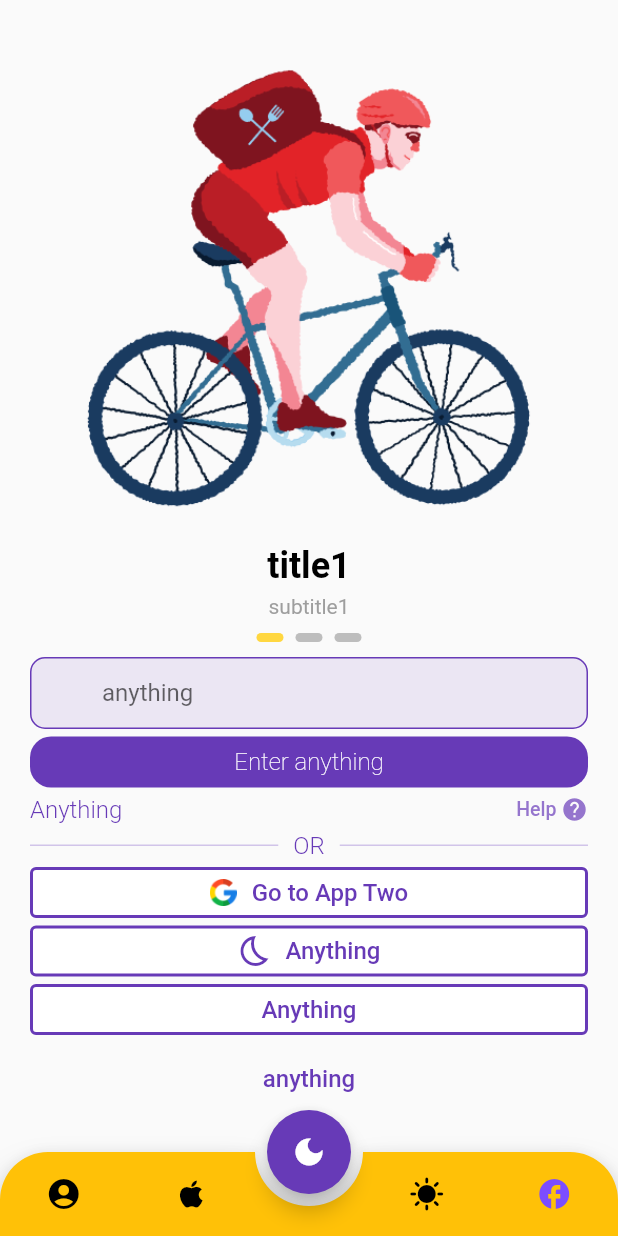
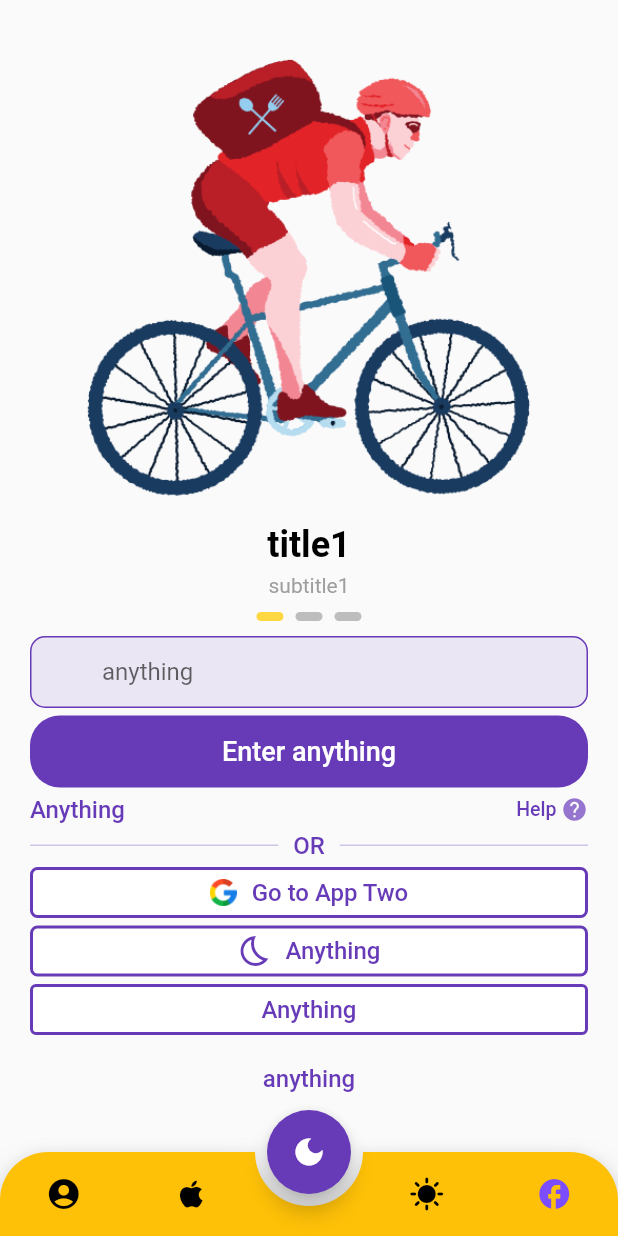
Before and after one commit to MahmoudFathiAhmed/reusable-components-ONGOING-, a Flutter app: the screen it shows after launch, item 4 of the bottom bar chosen, on a phone screen of 412 x 824 dp. Run offline on Flutter 3.47's test engine with Material 2 defaults, Android fonts, the phone set to English and light mode, and no system bars; drawn by our look-alikes of animated_bottom_navigation_bar; our stand-ins replace flutter_svg.

Commit message:
minor enhancements

```diff
--- a/lib/app_pract_1.dart
+++ b/lib/app_pract_1.dart
@@ -1,15 +1,15 @@
 import 'package:flutter/material.dart';
 import 'package:my_reusable_components/app_pract_2.dart';
 import 'package:my_reusable_components/resources/asset_manager.dart';
-import 'package:my_reusable_components/widgets/default_button.dart';
-import 'package:my_reusable_components/widgets/default_outlined_button.dart';
-import 'package:my_reusable_components/widgets/default_text_button.dart';
-import 'package:my_reusable_components/widgets/default_text_form_field.dart';
-import 'package:my_reusable_components/widgets/header_with_icon.dart';
-import 'package:my_reusable_components/widgets/line_with_text_spacer.dart';
-import 'package:my_reusable_components/widgets/onboarding_content.dart';
-import 'package:my_reusable_components/widgets/outlined_button_with_icon.dart';
-import 'package:my_reusable_components/widgets/outlined_button_with_image.dart';
+import 'package:my_reusable_components/widgets/buttons/default_button.dart';
+import 'package:my_reusable_components/widgets/buttons/default_outlined_button.dart';
+import 'package:my_reusable_components/widgets/buttons/default_text_button.dart';
+import 'package:my_reusable_components/widgets/formfield/default_text_form_field.dart';
+import 'package:my_reusable_components/widgets/headers/header_with_icon.dart';
+import 'package:my_reusable_components/widgets/spacers/line_with_text_spacer.dart';
+import 'package:my_reusable_components/widgets/onboarding/onboarding_content.dart';
+import 'package:my_reusable_components/widgets/buttons/outlined_button_with_icon.dart';
+import 'package:my_reusable_components/widgets/buttons/outlined_button_with_image.dart';
 
 class AppOne extends StatefulWidget {
   const  AppOne({Key? key}) : super(key: key);
@@ -84,15 +84,13 @@ class _AppOneState extends State<AppOne> {
                   ],
                 ),
               ),
-              const SizedBox(height: 10,),
+              const SizedBox(height: 10),
               //indicator
               Row(
                 mainAxisAlignment: MainAxisAlignment.center,
                 children: _buildPageIndicator(numPages: 3),
               ),
-              const SizedBox(
-                height: 10,
-              ),
+              const SizedBox(height: 10),
               DefaultTextFormField(
                 label: 'anything',
                 radius: 10,
@@ -107,47 +105,34 @@ class _AppOneState extends State<AppOne> {
                 fillColor: Colors.deepPurple.withOpacity(0.1),
                 isFilled: true,
               ),
-              const SizedBox(
-                height: 5,
-              ),
+              const SizedBox(height: 5),
               DefaultButton(
                 backgroundColor: Colors.deepPurple,
                 text: 'Enter anything',
-                fontSize: 16,
                 textColor: Colors.white,
                 onclick: () {
                   if(formKey.currentState!.validate()){
-
                   }
                 },
-                borderRadius: 14,
-                fontWeight: FontWeight.w200,
-                height: 34,
+                borderRadius: 20,
               ),
-              const SizedBox(
-                height: 5,
-              ),
+              const SizedBox(height: 5),
               HeaderWithIcon(
                 title: 'Anything',
                 titleColor: Colors.deepPurple,
-                titleFontWeight: FontWeight.w300,
                 titleSize: 16,
-                spaceBetweenIconAndName: 3,
                 nameBesideIcon: 'Help',
                 icon: Icons.help,
                 iconSize: 18,
                 iconColor: Colors.deepPurple.shade300,
-                nameBesideIconColor: Colors.deepPurple.shade300,
+                nameBesideIconColor: Colors.deepPurple,
                 nameBesideIconSize: 13,
               ),
-              const SizedBox(
-                height: 5,
-              ),
+              const SizedBox(height: 5),
               LineWithTextSpacer(
                 textColor: Colors.deepPurple,
                 text: 'OR',
                 lineColor: Colors.deepPurple.shade100,
-                textFontWeight: FontWeight.w300,
                 textSize: 16,
               ),
               const SizedBox(
@@ -158,58 +143,44 @@ class _AppOneState extends State<AppOne> {
                 text: 'Go to App Two',
                 textColor: Colors.deepPurple,
                 fontSize: 16,
-                fontWeight: FontWeight.w500,
                 height: 34,
                 onclick: () {
                   Navigator.of(context).push(MaterialPageRoute(builder: (context)=>const AppTwo()));
                 },
-                borderRadius: 0,
+                borderRadius: 5,
                 borderColor: Colors.deepPurple,
                 borderWidth: 2,
                 imagePath: AppImages.googleIc,
               ),
-              const SizedBox(
-                height: 5,
-              ),
+              const SizedBox(height: 5),
               OutlinedButtonWithIcon(
                   text: 'Anything',
                   textColor: Colors.deepPurple,
-                  fontWeight: FontWeight.w500,
                   height: 34,
                   fontSize: 16,
                   onclick: () {},
-                  borderRadius: 20,
+                  borderRadius: 5,
                   borderColor: Colors.deepPurple,
-                  borderWidth: 2,
                   icon: Icons.bedtime_outlined,
                   iconColor: Colors.deepPurple),
-              const SizedBox(
-                height: 5,
-              ),
+              const SizedBox(height: 5),
               DefaultOutlinedButton(
                 text: 'Anything',
                 textColor: Colors.deepPurple,
-                fontWeight: FontWeight.w500,
                 height: 34,
                 fontSize: 16,
                 onclick: () {},
                 borderRadius: 10,
                 borderColor: Colors.deepPurple,
-                borderWidth: 2,
               ),
-              const SizedBox(
-                height: 5,
-              ),
+              const SizedBox(height: 5),
               DefaultTextButton(
                 onClick: () {},
                 text: "anything",
                 textColor: Colors.deepPurple,
-                fontWeight: FontWeight.w500,
                 fontSize: 16,
               ),
-              const SizedBox(
-                height: 5,
-              ),
+              const SizedBox(height: 5),
             ],
           ),
         ),
--- a/lib/app_pract_2.dart
+++ b/lib/app_pract_2.dart
@@ -3,7 +3,7 @@ import 'package:flutter/material.dart';
 import 'package:my_reusable_components/app_pract_1.dart';
 import 'package:my_reusable_components/resources/asset_manager.dart';
 // import 'package:my_reusable_components/widgets/rounded_bottom_nav_bar.dart';
-import 'package:my_reusable_components/widgets/side_menu.dart';
+import 'package:my_reusable_components/widgets/side_menu/side_menu.dart';
 import 'package:my_reusable_components/screens/screen1.dart';
 import 'package:my_reusable_components/screens/screen2.dart';
 import 'package:my_reusable_components/screens/screen3.dart';
--- a/lib/screens/screen1.dart
+++ b/lib/screens/screen1.dart
@@ -1,29 +1,25 @@
 import 'package:flutter/material.dart';
 import 'package:my_reusable_components/resources/asset_manager.dart';
 import 'package:my_reusable_components/resources/color_manager.dart';
-import 'package:my_reusable_components/widgets/default_linear_gradient_button.dart';
-import 'package:my_reusable_components/widgets/diamond_button.dart';
-import 'package:my_reusable_components/widgets/dummy_table.dart';
-import 'package:my_reusable_components/widgets/progress_line.dart';
+import 'package:my_reusable_components/widgets/buttons/default_linear_gradient_button.dart';
+import 'package:my_reusable_components/widgets/buttons/diamond_button.dart';
+import 'package:my_reusable_components/widgets/tables/dummy_table.dart';
+import 'package:my_reusable_components/widgets/lines/progress_line.dart';
 
 class Screen1 extends StatelessWidget {
   const Screen1({Key? key}) : super(key: key);
 
   @override
   Widget build(BuildContext context) {
-    return Scaffold(
+    return SafeArea(
+      child: Scaffold(
         body: Padding(
           padding: const EdgeInsets.all(20.0),
           child: Column(
             mainAxisAlignment: MainAxisAlignment.start,
             children: [
-            const SizedBox(
-              height: 5,
-            ),
               const ProgressLine(color: Colors.amberAccent, percentage: 50),
-            const SizedBox(
-              height: 5,
-            ),
+              const SizedBox(height: 5),
               const DummyTable(
                 tableBackgroundColor: Colors.amber,
                 radius: 10,
@@ -37,15 +33,11 @@ class Screen1 extends StatelessWidget {
               ),
               const SizedBox(height: 10),
               DefaultLinearGradientButton(
-              height: 49,
                 width: 245,
                 textColor: Colors.white,
                 text: 'Login',
-              fontWeight: FontWeight.w500,
                 onclick: () {},
                 borderRadius: 6,
-              begin: Alignment.centerLeft,
-              end: Alignment.centerRight,
                 colors: [
                   Colors.red,
                   Colors.red.withOpacity(.6),
@@ -56,6 +48,7 @@ class Screen1 extends StatelessWidget {
             ],
           ),
         ),
+      ),
     );
   }
 }
--- a/lib/widgets/default_button.dart
+++ b/lib/widgets/buttons/default_button.dart
@@ -20,9 +20,10 @@ class DefaultButton extends StatelessWidget {
       this.width = double.infinity,
       required this.onclick,
       required this.borderRadius,
-      this.fontSize = 24,
-      required this.fontWeight,
-      required this.height})
+      this.fontSize = 18,
+      this.fontWeight=FontWeight.w500,
+      this.height = 48,
+      })
       : super(key: key);
 
   @override
@@ -35,6 +36,9 @@ class DefaultButton extends StatelessWidget {
           color: backgroundColor),
       child: MaterialButton(
         onPressed: onclick,
+        shape: RoundedRectangleBorder(
+          borderRadius: BorderRadius.circular(borderRadius),
+        ),
         child: Text(
           text,
           maxLines: 1,
--- a/lib/widgets/default_linear_gradient_button.dart
+++ b/lib/widgets/buttons/default_linear_gradient_button.dart
@@ -14,20 +14,20 @@ class DefaultLinearGradientButton extends StatelessWidget {
   final VoidCallback onclick;
   final double borderRadius;
 
-  const DefaultLinearGradientButton(
-      {Key? key,
+  const DefaultLinearGradientButton({
+    Key? key,
     required this.text,
     required this.textColor,
     this.width = double.infinity,
     required this.onclick,
     required this.borderRadius,
     this.fontSize = 24,
-      required this.fontWeight,
-      required this.height,
+    this.fontWeight = FontWeight.w500,
+    this.height = 48,
     required this.colors,
-      required this.begin,
-      required this.end})
-      : super(key: key);
+    this.begin = Alignment.centerLeft,
+    this.end = Alignment.centerRight,
+  }) : super(key: key);
 
   @override
   Widget build(BuildContext context) {
--- a/lib/widgets/outlined_button_with_image.dart
+++ b/lib/widgets/buttons/default_outlined_button.dart
@@ -1,13 +1,8 @@
 import 'package:flutter/material.dart';
 //NOTE: default width ==> double.infinity
 //NOTE: default background color ==> white
-//NOTE: default font size ==> 24
-//NOTE: default font weight ==> FontWeight.w500
-class OutlinedButtonWithImage extends StatelessWidget {
+class DefaultOutlinedButton extends StatelessWidget {
   final Color backgroundColor;
-  final String imagePath;
-  final double imageHeight;
-  final double spaceBetweenImageAndText;
   final String text;
   final Color textColor;
   final Color borderColor;
@@ -19,22 +14,19 @@ class OutlinedButtonWithImage extends StatelessWidget {
   final VoidCallback onclick;
   final double borderRadius;
 
-  const OutlinedButtonWithImage({
+  const DefaultOutlinedButton({
     Key? key,
-    this.backgroundColor = Colors.white,
+    this.backgroundColor=Colors.white,
     required this.text,
     required this.textColor,
     this.fontSize = 24,
-    this.fontWeight = FontWeight.w500,
+    this.fontWeight =FontWeight.w500,
     this.width = double.infinity,
-    required this.height,
+    this.height = 48,
     required this.onclick,
     required this.borderRadius,
     required this.borderColor,
-    required this.borderWidth,
-    required this.imagePath,
-    required this.imageHeight,
-    this.spaceBetweenImageAndText = 10,
+    this.borderWidth = 2,
   }) : super(key: key);
 
   @override
@@ -55,17 +47,7 @@ class OutlinedButtonWithImage extends StatelessWidget {
           ),
         ),
         onPressed: onclick,
-        child: Row(
-          mainAxisAlignment: MainAxisAlignment.center,
-          children: [
-            Image.asset(
-              imagePath,
-              height: imageHeight,
-            ),
-            SizedBox(
-              width: spaceBetweenImageAndText,
-            ),
-            Text(
+        child: Text(
           text,
           maxLines: 1,
           overflow: TextOverflow.ellipsis,
@@ -75,8 +57,6 @@ class OutlinedButtonWithImage extends StatelessWidget {
             fontWeight: fontWeight,
           ),
         ),
-          ],
-        ),
       ),
     );
   }
--- a/lib/widgets/default_text_button.dart
+++ b/lib/widgets/buttons/default_text_button.dart
@@ -11,8 +11,8 @@ class DefaultTextButton extends StatelessWidget {
     required this.onClick,
     required this.text,
     required this.textColor,
-    this.fontSize = 14,
-    required this.fontWeight,
+    this.fontSize = 24,
+    this.fontWeight = FontWeight.w500,
   })
       : super(key: key);
 
--- a/lib/widgets/outlined_button_with_icon.dart
+++ b/lib/widgets/buttons/outlined_button_with_icon.dart
@@ -27,11 +27,11 @@ class OutlinedButtonWithIcon extends StatelessWidget {
     this.fontSize = 24,
     this.fontWeight =FontWeight.w500,
     this.width = double.infinity,
-    required this.height,
+    this.height = 48,
     required this.onclick,
     required this.borderRadius,
     required this.borderColor,
-    required this.borderWidth,
+    this.borderWidth =2,
     required this.icon,
     required this.iconColor,
     this.iconSize = 24,
@@ -68,6 +68,9 @@ class OutlinedButtonWithIcon extends StatelessWidget {
             color: borderColor,
             width: borderWidth,
           ),
+          shape: RoundedRectangleBorder(
+            borderRadius: BorderRadius.circular(borderRadius),
+          )
         ),
         onPressed: onclick,
       ),
--- a/lib/widgets/default_outlined_button.dart
+++ b/lib/widgets/buttons/outlined_button_with_image.dart
@@ -1,8 +1,13 @@
 import 'package:flutter/material.dart';
 //NOTE: default width ==> double.infinity
 //NOTE: default background color ==> white
-class DefaultOutlinedButton extends StatelessWidget {
+//NOTE: default font size ==> 24
+//NOTE: default font weight ==> FontWeight.w500
+class OutlinedButtonWithImage extends StatelessWidget {
   final Color backgroundColor;
+  final String imagePath;
+  final double imageHeight;
+  final double spaceBetweenImageAndText;
   final String text;
   final Color textColor;
   final Color borderColor;
@@ -14,19 +19,22 @@ class DefaultOutlinedButton extends StatelessWidget {
   final VoidCallback onclick;
   final double borderRadius;
 
-  const DefaultOutlinedButton({
+  const OutlinedButtonWithImage({
     Key? key,
-    this.backgroundColor=Colors.white,
+    this.backgroundColor = Colors.white,
     required this.text,
     required this.textColor,
     this.fontSize = 24,
-    this.fontWeight =FontWeight.w500,
+    this.fontWeight = FontWeight.w500,
     this.width = double.infinity,
-    required this.height,
+    this.height =48,
     required this.onclick,
     required this.borderRadius,
     required this.borderColor,
-    required this.borderWidth,
+    this.borderWidth = 2,
+    required this.imagePath,
+    this.imageHeight = 18,
+    this.spaceBetweenImageAndText = 10,
   }) : super(key: key);
 
   @override
@@ -45,9 +53,22 @@ class DefaultOutlinedButton extends StatelessWidget {
             color: borderColor,
             width: borderWidth,
           ),
+          shape: RoundedRectangleBorder(
+            borderRadius: BorderRadius.circular(borderRadius),
+          )
         ),
         onPressed: onclick,
-        child: Text(
+        child: Row(
+          mainAxisAlignment: MainAxisAlignment.center,
+          children: [
+            Image.asset(
+              imagePath,
+              height: imageHeight,
+            ),
+            SizedBox(
+              width: spaceBetweenImageAndText,
+            ),
+            Text(
               text,
               maxLines: 1,
               overflow: TextOverflow.ellipsis,
@@ -57,6 +78,8 @@ class DefaultOutlinedButton extends StatelessWidget {
                 fontWeight: fontWeight,
               ),
             ),
+          ],
+        ),
       ),
     );
   }
--- a/lib/widgets/header_with_icon.dart
+++ b/lib/widgets/headers/header_with_icon.dart
@@ -1,5 +1,5 @@
 import 'package:flutter/material.dart';
-import 'package:my_reusable_components/widgets/default_text.dart';
+import 'package:my_reusable_components/widgets/text/default_text.dart';
 
 class HeaderWithIcon extends StatelessWidget {
   final String title;
@@ -19,13 +19,13 @@ class HeaderWithIcon extends StatelessWidget {
     required this.title,
     required this.titleColor,
     required this.titleSize,
-    required this.titleFontWeight,
+    this.titleFontWeight= FontWeight.w500,
     required this.icon,
     this.iconSize = 24,
     required this.nameBesideIcon,
     required this.nameBesideIconColor,
     required this.nameBesideIconSize,
-    required this.spaceBetweenIconAndName,
+    this.spaceBetweenIconAndName = 3,
     required this.iconColor,
   }) : super(key: key);
 
--- a/lib/widgets/onboarding_content.dart
+++ b/lib/widgets/onboarding/onboarding_content.dart
@@ -1,5 +1,5 @@
 import 'package:flutter/material.dart';
-import 'package:my_reusable_components/widgets/default_text.dart';
+import 'package:my_reusable_components/widgets/text/default_text.dart';
 
 class OnBoardingContent extends StatelessWidget {
   final String image;
--- a/lib/widgets/line_with_text_spacer.dart
+++ b/lib/widgets/spacers/line_with_text_spacer.dart
@@ -1,5 +1,5 @@
 import 'package:flutter/material.dart';
-import 'package:my_reusable_components/widgets/default_text.dart';
+import 'package:my_reusable_components/widgets/text/default_text.dart';
 //NOTE: default line height ==> 1
 //NOTE: default space around text ==> 10
 
@@ -16,7 +16,7 @@ class LineWithTextSpacer extends StatelessWidget {
     Key? key,
     required this.text,
     required this.textColor,
-    required this.textFontWeight,
+    this.textFontWeight = FontWeight.w500,
     required this.textSize,
     this.spaceAroundText = 10,
     this.lineHeight = 1,
```
Also changed, not shown: lib/widgets/app_and_bottom_bar/rounded_app_bar.dart (renamed from lib/widgets/rounded_app_bar.dart), lib/widgets/app_and_bottom_bar/rounded_bottom_nav_bar.dart (renamed from lib/widgets/rounded_bottom_nav_bar.dart), lib/widgets/buttons/diamond_button.dart (renamed from lib/widgets/diamond_button.dart), lib/widgets/formfield/default_text_form_field.dart (renamed from lib/widgets/default_text_form_field.dart), lib/widgets/lines/progress_line.dart (renamed from lib/widgets/progress_line.dart), lib/widgets/side_menu/side_menu.dart (renamed from lib/widgets/side_menu.dart), lib/widgets/tables/dummy_table.dart (renamed from lib/widgets/dummy_table.dart), lib/widgets/text/default_text.dart (renamed from lib/widgets/default_text.dart). Lines whose indentation alone changed are shown as unchanged.
